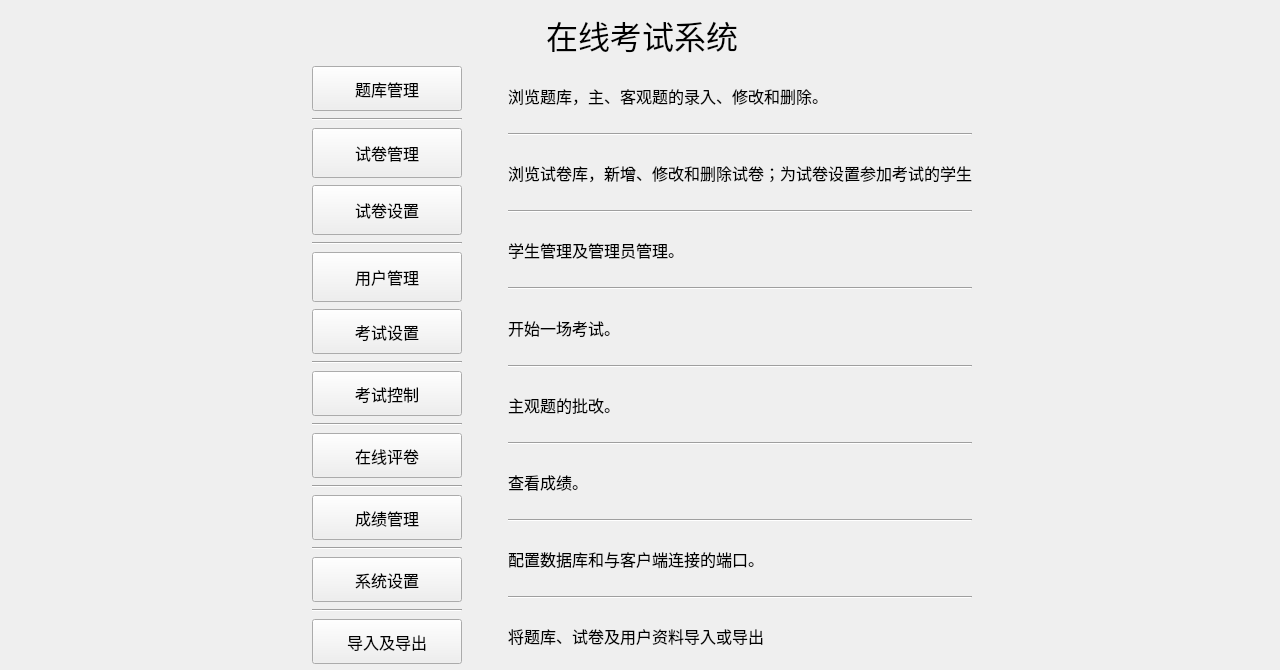
Before: the Qt Designer form server/mainmenu.ui in AlanForeverAi/Exams, drawn with Qt 5.
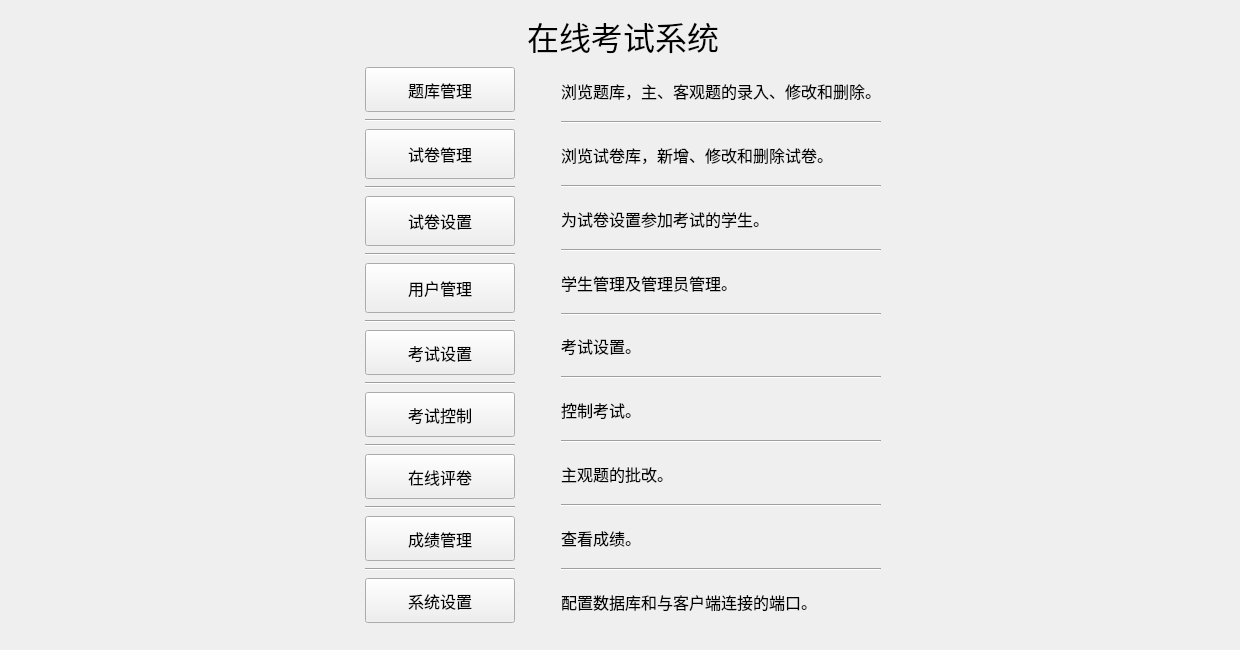
After: the same form once the commit is applied.

Commit message: 修改界面。。。。。

```diff
--- a/server/mainmenu.ui
+++ b/server/mainmenu.ui
@@ -6,8 +6,8 @@
    <rect>
     <x>0</x>
     <y>0</y>
-    <width>1280</width>
-    <height>670</height>
+    <width>1240</width>
+    <height>650</height>
    </rect>
   </property>
   <property name="sizePolicy">
@@ -18,14 +18,14 @@
   </property>
   <property name="minimumSize">
    <size>
-    <width>1280</width>
-    <height>670</height>
+    <width>1240</width>
+    <height>650</height>
    </size>
   </property>
   <property name="maximumSize">
    <size>
-    <width>1280</width>
-    <height>670</height>
+    <width>1240</width>
+    <height>650</height>
    </size>
   </property>
   <property name="font">
@@ -37,13 +37,13 @@
   <property name="windowTitle">
    <string>MainMenu</string>
   </property>
-  <widget class="QWidget" name="layoutWidget">
+  <widget class="QWidget" name="">
    <property name="geometry">
     <rect>
-     <x>11</x>
-     <y>11</y>
-     <width>1261</width>
-     <height>656</height>
+     <x>12</x>
+     <y>12</y>
+     <width>1221</width>
+     <height>614</height>
     </rect>
    </property>
    <layout class="QVBoxLayout" name="verticalLayout_4">
@@ -194,6 +194,13 @@
             </property>
            </widget>
           </item>
+          <item>
+           <widget class="Line" name="line_16">
+            <property name="orientation">
+             <enum>Qt::Horizontal</enum>
+            </property>
+           </widget>
+          </item>
           <item>
            <widget class="QPushButton" name="pushButton_papersetting">
             <property name="minimumSize">
@@ -249,6 +256,13 @@
             </property>
            </widget>
           </item>
+          <item>
+           <widget class="Line" name="line_17">
+            <property name="orientation">
+             <enum>Qt::Horizontal</enum>
+            </property>
+           </widget>
+          </item>
           <item>
            <widget class="QPushButton" name="pushButton_examsetting">
             <property name="minimumSize">
@@ -367,31 +381,6 @@
             </property>
            </widget>
           </item>
-          <item>
-           <widget class="Line" name="line_15">
-            <property name="orientation">
-             <enum>Qt::Horizontal</enum>
-            </property>
-           </widget>
-          </item>
-          <item>
-           <widget class="QPushButton" name="pushButton_inoutput">
-            <property name="minimumSize">
-             <size>
-              <width>150</width>
-              <height>45</height>
-             </size>
-            </property>
-            <property name="font">
-             <font>
-              <pointsize>12</pointsize>
-             </font>
-            </property>
-            <property name="text">
-             <string>导入及导出</string>
-            </property>
-           </widget>
-          </item>
          </layout>
         </item>
         <item>
@@ -436,7 +425,26 @@
              </font>
             </property>
             <property name="text">
-             <string>浏览试卷库，新增、修改和删除试卷；为试卷设置参加考试的学生</string>
+             <string>浏览试卷库，新增、修改和删除试卷。</string>
+            </property>
+           </widget>
+          </item>
+          <item>
+           <widget class="Line" name="line_8">
+            <property name="orientation">
+             <enum>Qt::Horizontal</enum>
+            </property>
+           </widget>
+          </item>
+          <item>
+           <widget class="QLabel" name="label_12">
+            <property name="font">
+             <font>
+              <pointsize>12</pointsize>
+             </font>
+            </property>
+            <property name="text">
+             <string>为试卷设置参加考试的学生。</string>
             </property>
            </widget>
           </item>
@@ -459,6 +467,25 @@
             </property>
            </widget>
           </item>
+          <item>
+           <widget class="Line" name="line_15">
+            <property name="orientation">
+             <enum>Qt::Horizontal</enum>
+            </property>
+           </widget>
+          </item>
+          <item>
+           <widget class="QLabel" name="label_13">
+            <property name="font">
+             <font>
+              <pointsize>12</pointsize>
+             </font>
+            </property>
+            <property name="text">
+             <string>考试设置。</string>
+            </property>
+           </widget>
+          </item>
           <item>
            <widget class="Line" name="line_3">
             <property name="orientation">
@@ -474,7 +501,7 @@
              </font>
             </property>
             <property name="text">
-             <string>开始一场考试。</string>
+             <string>控制考试。</string>
             </property>
            </widget>
           </item>
@@ -535,25 +562,6 @@
             </property>
            </widget>
           </item>
-          <item>
-           <widget class="Line" name="line_7">
-            <property name="orientation">
-             <enum>Qt::Horizontal</enum>
-            </property>
-           </widget>
-          </item>
-          <item>
-           <widget class="QLabel" name="label_10">
-            <property name="font">
-             <font>
-              <pointsize>12</pointsize>
-             </font>
-            </property>
-            <property name="text">
-             <string>将题库、试卷及用户资料导入或导出</string>
-            </property>
-           </widget>
-          </item>
          </layout>
         </item>
         <item>
```
The commit also changes 17 other files.
